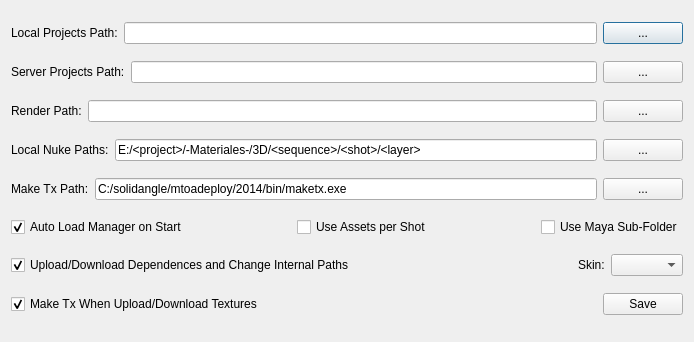
Qt form pipe/settings/settings.ui (skarone/PipeL) before a commit.
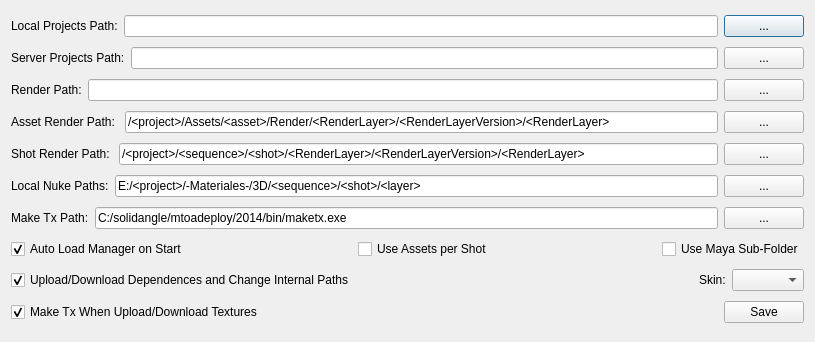
The same form after that commit.

Commit message: modification to settings and playblast to render in correct place based on settings

The edit to the form file:
```diff
--- a/pipe/settings/settings.ui
+++ b/pipe/settings/settings.ui
@@ -6,7 +6,7 @@
    <rect>
     <x>0</x>
     <y>0</y>
-    <width>694</width>
+    <width>815</width>
     <height>342</height>
    </rect>
   </property>
@@ -77,6 +77,56 @@
      </item>
     </layout>
    </item>
+   <item>
+    <layout class="QHBoxLayout" name="horizontalLayout_9">
+     <item>
+      <widget class="QLabel" name="label_7">
+       <property name="text">
+        <string>Asset Render Path: &lt;RenderPath&gt;</string>
+       </property>
+      </widget>
+     </item>
+     <item>
+      <widget class="QLineEdit" name="assetRenderPath_le">
+       <property name="text">
+        <string>/&lt;project&gt;/Assets/&lt;asset&gt;/Render/&lt;RenderLayer&gt;/&lt;RenderLayerVersion&gt;/&lt;RenderLayer&gt;</string>
+       </property>
+      </widget>
+     </item>
+     <item>
+      <widget class="QPushButton" name="assetRenderPath_btn">
+       <property name="text">
+        <string>...</string>
+       </property>
+      </widget>
+     </item>
+    </layout>
+   </item>
+   <item>
+    <layout class="QHBoxLayout" name="horizontalLayout_10">
+     <item>
+      <widget class="QLabel" name="label_8">
+       <property name="text">
+        <string>Shot Render Path: &lt;RenderPath&gt;</string>
+       </property>
+      </widget>
+     </item>
+     <item>
+      <widget class="QLineEdit" name="shotRenderPath_le">
+       <property name="text">
+        <string>/&lt;project&gt;/&lt;sequence&gt;/&lt;shot&gt;/&lt;RenderLayer&gt;/&lt;RenderLayerVersion&gt;/&lt;RenderLayer&gt;</string>
+       </property>
+      </widget>
+     </item>
+     <item>
+      <widget class="QPushButton" name="shotRenderPath_btn">
+       <property name="text">
+        <string>...</string>
+       </property>
+      </widget>
+     </item>
+    </layout>
+   </item>
    <item>
     <layout class="QHBoxLayout" name="horizontalLayout_8">
      <item>
```
The commit also changes 6 other files.
